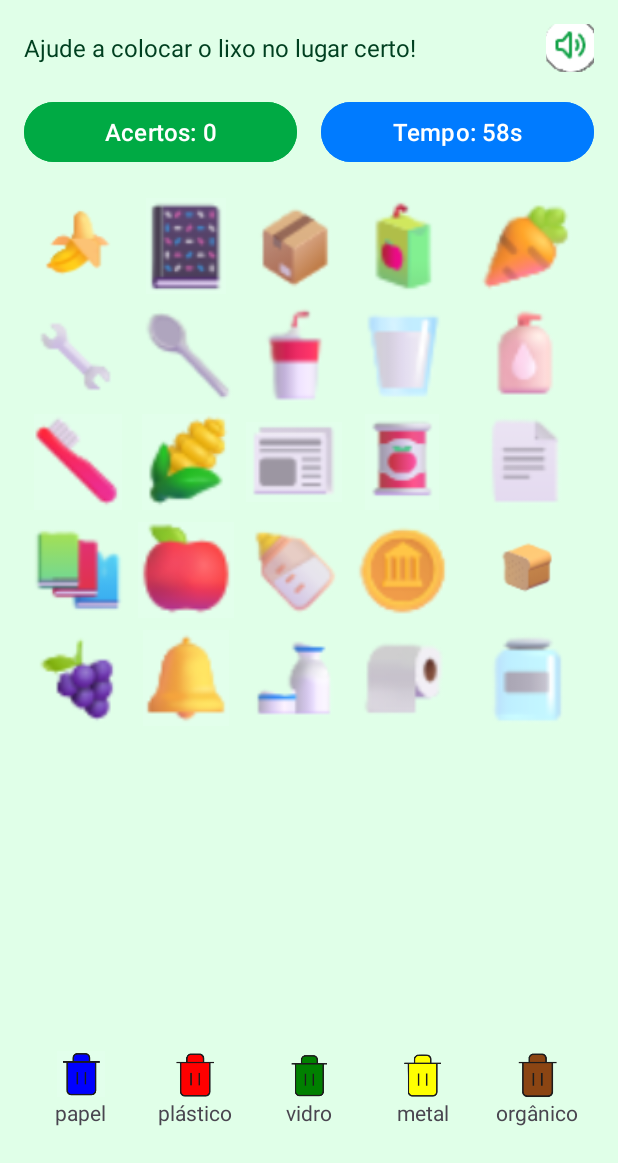
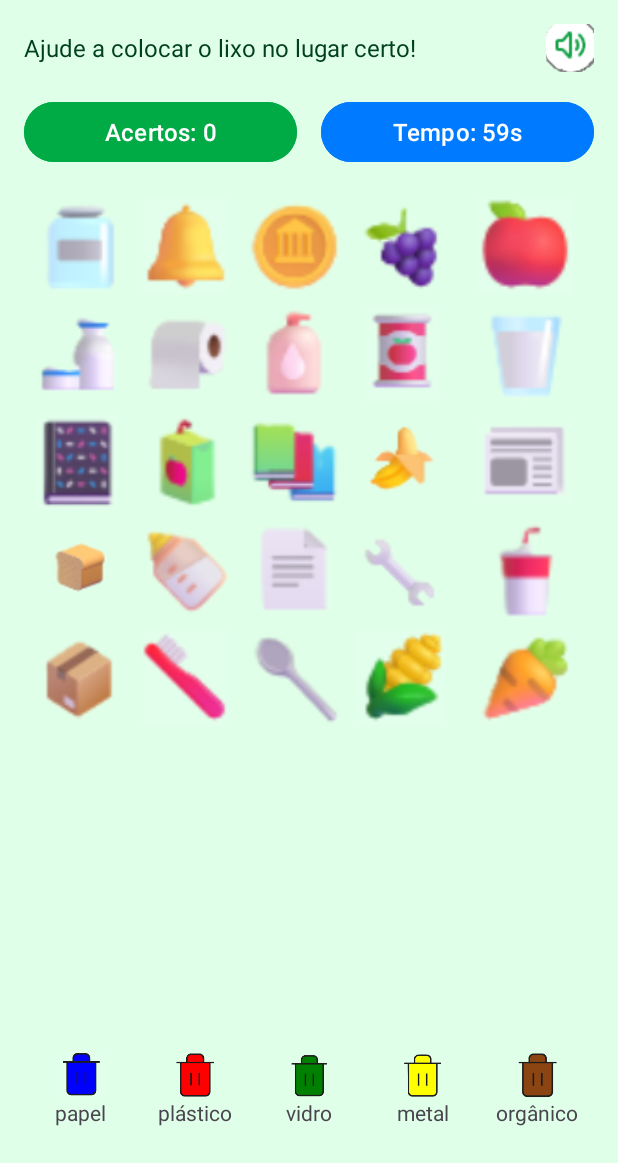
Before and after one commit to antoniopatricio22/EcoKids-Mobile, an Android app: the GameActivity screen opened directly, with no data from a screen before it, on a phone screen of 412 x 824 dp, the part 73-1236 px from its top. Run offline under Robolectric (Android 15) with nearby library versions, the phone set to English and light mode, and no system bars.

Commit message:
Upload de Sons e Ajustes da tela de jogo

```diff
--- a/app/src/main/java/com/example/ecokids_v2/GameActivity.java
+++ b/app/src/main/java/com/example/ecokids_v2/GameActivity.java
@@ -1,40 +1,42 @@
 package com.example.ecokids_v2;
+
+import android.content.Intent;
+import android.content.res.TypedArray;
+import android.media.MediaPlayer;
+import android.os.Bundle;
+import android.os.CountDownTimer;
+import android.view.View;
+import android.widget.Button;
+import android.widget.GridLayout;
+import android.widget.ImageView;
+import android.widget.Toast;
 
 import androidx.appcompat.app.AppCompatActivity;
 
-import android.content.Intent;
-import android.os.Bundle;
-import android.os.CountDownTimer;
-import android.view.View;
-import android.widget.GridLayout;
-import android.widget.ImageView;
-import android.widget.LinearLayout;
-import android.widget.Toast;
-import android.widget.Button;
-
-import java.util.HashMap;
-import java.util.Map;
+import java.util.*;
 
 public class GameActivity extends AppCompatActivity {
 
+    private View selectedItem = null;
+    private String selectedCategory = "";
+    private final Map<Integer, String> drawableToCategory = new HashMap<>();
+    private final List<Integer> drawables = new ArrayList<>();
+    private final Map<View, Integer> viewToDrawable = new HashMap<>();
+
+    private CountDownTimer countDownTimer;
     private Button btnScore, btnTimer;
-    private GridLayout gridItems;
-    private LinearLayout binPaper, binPlastic, binGlass, binMetal, binOrganic;
-
-    private CountDownTimer timer;
-    private int timeLeft = 60; // segundos
     private int score = 0;
 
-    // id do item selecionado
-    private View selectedItem = null;
+    private MediaPlayer soundClick;
+    private MediaPlayer soundCorrect;
 
-    // categoria do item selecionado
-    private String selectedCategory = null;
+    private MediaPlayer soundIncorrect;
 
-    // mapa simples: idView -> categoria (papel, plastico, etc)
-    private final Map<Integer, String> itemCategories = new HashMap<>();
+    private MediaPlayer musicPlayer;
+    private boolean isMusicPlaying = true;
+    private ImageView btnSound;
 
-    private String playerName;
+    private ImageView imgFeedback;
 
     @Override
     protected void onCreate(Bundle savedInstanceState) {
@@ -43,110 +45,162 @@ public class GameActivity extends AppCompatActivity {
 
         btnScore = findViewById(R.id.btnScore);
         btnTimer = findViewById(R.id.btnTimer);
-        gridItems = findViewById(R.id.gridItems);
+        btnSound = findViewById(R.id.btnSound);
 
-        binPaper = findViewById(R.id.binPaper);
-        binPlastic = findViewById(R.id.binPlastic);
-        binGlass = findViewById(R.id.binGlass);
-        binMetal = findViewById(R.id.binMetal);
-        binOrganic = findViewById(R.id.binOrganic);
+        soundClick = MediaPlayer.create(this, R.raw.click_sound);
+        soundCorrect = MediaPlayer.create(this, R.raw.correct_sound);
+        soundIncorrect = MediaPlayer.create(this, R.raw.incorrect_sound);
 
-        playerName = getIntent().getStringExtra("player_name");
+        // Inicializa música de fundo
+        musicPlayer = MediaPlayer.create(this, R.raw.background_music);
+        musicPlayer.setLooping(true);
+        musicPlayer.start();
 
-        setupItems();
-        setupBins();
-        startTimer();
+        btnSound.setOnClickListener(v -> {
+            if (isMusicPlaying) {
+                musicPlayer.pause();
+                btnSound.setImageResource(R.drawable.turn_off_sound);
+            } else {
+                musicPlayer.start();
+                btnSound.setImageResource(R.drawable.turn_on_sound);
+            }
+            isMusicPlaying = !isMusicPlaying;
+        });
+
+        setupDrawableCategoryMap();
+        setupGameBoard();
+        setupBinClickListeners();
+        startGameTimer();
     }
 
-    private void setupItems() {
-        View.OnClickListener itemClickListener = v -> {
-            selectedItem = v;
-            selectedCategory = itemCategories.get(v.getId());
-            Toast.makeText(this, "Item selecionado: " + selectedCategory, Toast.LENGTH_SHORT).show();
-        };
+    private void setupDrawableCategoryMap() {
+        drawableToCategory.put(R.drawable.item_banana, "organico");
+        drawableToCategory.put(R.drawable.item_caderno, "papel");
+        drawableToCategory.put(R.drawable.item_caixa_papelao, "papel");
+        drawableToCategory.put(R.drawable.item_caixinha_suco, "papel");
+        drawableToCategory.put(R.drawable.item_cenoura, "organico");
+        drawableToCategory.put(R.drawable.item_chave_boca, "metal");
+        drawableToCategory.put(R.drawable.item_colher_metal, "metal");
+        drawableToCategory.put(R.drawable.item_copo_descartavel_plastico, "plastico");
+        drawableToCategory.put(R.drawable.item_copo_leite, "plastico");
+        drawableToCategory.put(R.drawable.item_dispenser_plastico, "plastico");
+        drawableToCategory.put(R.drawable.item_escova_dentes, "plastico");
+        drawableToCategory.put(R.drawable.item_espiga_milho, "organico");
+        drawableToCategory.put(R.drawable.item_folha_jornal, "papel");
+        drawableToCategory.put(R.drawable.item_lata_tomate, "metal");
+        drawableToCategory.put(R.drawable.item_folha_papel, "papel");
+        drawableToCategory.put(R.drawable.item_livros, "papel");
+        drawableToCategory.put(R.drawable.item_maca_fruta, "organico");
+        drawableToCategory.put(R.drawable.item_mamadeira, "plastico");
+        drawableToCategory.put(R.drawable.item_moeda, "metal");
+        drawableToCategory.put(R.drawable.item_pao_caixa, "organico");
+        drawableToCategory.put(R.drawable.item_uvas, "organico");
+        drawableToCategory.put(R.drawable.item_sino_dourado, "metal");
+        drawableToCategory.put(R.drawable.item_pote_creme, "plastico");
+        drawableToCategory.put(R.drawable.item_papel_higienico, "papel");
+        drawableToCategory.put(R.drawable.item_pote_vidro, "vidro");
 
-        for (int i = 1; i <= 25; i++) {
-            String itemId = "item" + i;
-            int resId = getResources().getIdentifier(itemId, "id", getPackageName());
-            ImageView item = findViewById(resId);
-            if (item != null) {
-                item.setOnClickListener(itemClickListener);
+        drawables.addAll(drawableToCategory.keySet());
+    }
+
+    private void setupGameBoard() {
+        GridLayout grid = findViewById(R.id.gridItems);
+        List<View> items = new ArrayList<>();
+
+        TypedArray itemIds = getResources().obtainTypedArray(R.array.game_item_ids);
+
+        for (int i = 0; i < itemIds.length(); i++) {
+            int resId = itemIds.getResourceId(i, 0); // Pega o ID do item no array
+            if (resId != 0) {
+                ImageView itemView = findViewById(resId);
+                if (itemView != null) {
+                    items.add(itemView);
+                }
             }
         }
 
-        // Define categorias de exemplo (preencha conforme seu jogo)
-        itemCategories.put(R.id.item1, "organico");
-        itemCategories.put(R.id.item2, "papel");
-        itemCategories.put(R.id.item3, "papel");
-        itemCategories.put(R.id.item4, "papel");
-        itemCategories.put(R.id.item5, "organico");
+        itemIds.recycle();
 
-        itemCategories.put(R.id.item6, "metal");
-        itemCategories.put(R.id.item7, "metal");
-        itemCategories.put(R.id.item8, "plastico");
-        itemCategories.put(R.id.item9, "plastico");
-        itemCategories.put(R.id.item10, "plastico");
+        Collections.shuffle(drawables);
 
-        itemCategories.put(R.id.item11, "plastico");
-        itemCategories.put(R.id.item12, "organico");
-        itemCategories.put(R.id.item13, "papel");
-        itemCategories.put(R.id.item14, "metal");
-        itemCategories.put(R.id.item15, "papel");
+        for (int i = 0; i < items.size(); i++) {
+            ImageView item = (ImageView) items.get(i);
+            int drawable = drawables.get(i);
+            item.setImageResource(drawable);
+            item.setVisibility(View.VISIBLE);
+            viewToDrawable.put(item, drawable);
 
-        itemCategories.put(R.id.item16, "papel");
-        itemCategories.put(R.id.item17, "organico");
-        itemCategories.put(R.id.item18, "plastico");
-        itemCategories.put(R.id.item19, "metal");
-        itemCategories.put(R.id.item20, "organico");
+            item.setOnClickListener(v -> {
+                selectedItem = v;
+                selectedCategory = drawableToCategory.get(viewToDrawable.get(v));
+                if (soundClick != null) soundClick.start();
+            });
+        }
 
-        itemCategories.put(R.id.item21, "organico");
-        itemCategories.put(R.id.item22, "metal");
-        itemCategories.put(R.id.item23, "plastico");
-        itemCategories.put(R.id.item24, "papel");
-        itemCategories.put(R.id.item25, "vidro");
+        Collections.shuffle(items);
+        grid.removeAllViews();
+        for (View view : items) {
+            grid.addView(view);
+        }
     }
 
-    private void setupBins() {
-        View.OnClickListener binClickListener = v -> {
-            if (selectedItem == null || selectedCategory == null) {
-                Toast.makeText(this, "Selecione um item primeiro!", Toast.LENGTH_SHORT).show();
+    private void setupBinClickListeners() {
+        setupBin(R.id.binPaper, "papel");
+        setupBin(R.id.binPlastic, "plastico");
+        setupBin(R.id.binGlass, "vidro");
+        setupBin(R.id.binMetal, "metal");
+        setupBin(R.id.binOrganic, "organico");
+    }
+
+    private void setupBin(int binId, String category) {
+        View bin = findViewById(binId);
+        bin.setOnClickListener(v -> {
+            if (selectedItem == null) {
+                Toast.makeText(this, "Selecione um item primeiro", Toast.LENGTH_SHORT).show();
                 return;
             }
 
-            String binCategory = null;
-            int id = v.getId();
-
-            if (id == R.id.binPaper) binCategory = "papel";
-            else if (id == R.id.binPlastic) binCategory = "plastico";
-            else if (id == R.id.binGlass) binCategory = "vidro";
-            else if (id == R.id.binMetal) binCategory = "metal";
-            else if (id == R.id.binOrganic) binCategory = "organico";
-
-            if (binCategory != null && binCategory.equals(selectedCategory)) {
+            if (selectedCategory.equals(category)) {
+                soundCorrect.start();
                 score++;
                 btnScore.setText("Acertos: " + score);
-                selectedItem.setVisibility(View.INVISIBLE);
+                removeItemAndCollapse(selectedItem);
+                //showFeedback(true);
                 selectedItem = null;
-                selectedCategory = null;
-                Toast.makeText(this, "Acertou!", Toast.LENGTH_SHORT).show();
+                selectedCategory = "";
             } else {
-                Toast.makeText(this, "Ops, lixeira errada!", Toast.LENGTH_SHORT).show();
+                //showFeedback(false);
+                soundIncorrect.start();
+                Toast.makeText(this, "Errado!.", Toast.LENGTH_SHORT).show();
             }
-        };
-
-        binPaper.setOnClickListener(binClickListener);
-        binPlastic.setOnClickListener(binClickListener);
-        binGlass.setOnClickListener(binClickListener);
-        binMetal.setOnClickListener(binClickListener);
-        binOrganic.setOnClickListener(binClickListener);
+        });
     }
 
-    private void startTimer() {
-        timer = new CountDownTimer(timeLeft * 1000L, 1000L) {
+    private void removeItemAndCollapse(View itemToRemove) {
+        GridLayout grid = findViewById(R.id.gridItems);
+        grid.removeView(itemToRemove);
+        viewToDrawable.remove(itemToRemove);
+
+        List<View> remaining = new ArrayList<>();
+        for (int i = 0; i < grid.getChildCount(); i++) {
+            remaining.add(grid.getChildAt(i));
+        }
+
+        grid.removeAllViews();
+        for (View v : remaining) {
+            grid.addView(v);
+        }
+
+        if (remaining.isEmpty()) {
+            endGame(); // vitória
+        }
+    }
+
+    private void startGameTimer() {
+        countDownTimer = new CountDownTimer(60000, 1000) {
             @Override
             public void onTick(long millisUntilFinished) {
-                timeLeft--;
-                btnTimer.setText("Tempo: " + timeLeft + "s");
+                btnTimer.setText("Tempo: " + (millisUntilFinished / 1000) + "s");
             }
 
             @Override
@@ -157,19 +211,42 @@ public class GameActivity extends AppCompatActivity {
         }.start();
     }
 
+    private void showFeedback(boolean correct) {
+        imgFeedback.setImageResource(correct ? R.drawable.thumb_up : R.drawable.sad_face);
+        imgFeedback.setVisibility(View.VISIBLE);
+        imgFeedback.setScaleX(0f);
+        imgFeedback.setScaleY(0f);
+        imgFeedback.animate()
+                .scaleX(1f).scaleY(1f)
+                .setDuration(200)
+                .withEndAction(() -> imgFeedback.postDelayed(() -> {
+                    imgFeedback.animate().scaleX(0f).scaleY(0f)
+                            .setDuration(200)
+                            .withEndAction(() -> imgFeedback.setVisibility(View.GONE))
+                            .start();
+                }, 500))
+                .start();
+    }
+
+
     private void endGame() {
-        if (timer != null) timer.cancel();
+        if (countDownTimer != null) countDownTimer.cancel();
 
         Intent intent = new Intent(GameActivity.this, ScoreActivity.class);
-        intent.putExtra("player_name", playerName);
         intent.putExtra("score", score);
         startActivity(intent);
-        finish();
+        finish(); // fecha a partida atual
     }
 
     @Override
     protected void onDestroy() {
+        if (soundClick != null) soundClick.release();
+        if (soundCorrect != null) soundCorrect.release();
+        if (countDownTimer != null) countDownTimer.cancel();
+        if (musicPlayer != null) {
+            musicPlayer.stop();
+            musicPlayer.release();
+        }
         super.onDestroy();
-        if (timer != null) timer.cancel();
     }
 }
--- a/app/src/main/java/com/example/ecokids_v2/ScoreActivity.java
+++ b/app/src/main/java/com/example/ecokids_v2/ScoreActivity.java
@@ -2,7 +2,9 @@ package com.example.ecokids_v2;
 
 import androidx.appcompat.app.AppCompatActivity;
 
+import android.content.Intent;
 import android.os.Bundle;
+import android.widget.Button;
 import android.widget.TextView;
 
 public class ScoreActivity extends AppCompatActivity {
@@ -30,5 +32,13 @@ public class ScoreActivity extends AppCompatActivity {
         } else {
             tvUnlockedAchievements.setText("Nenhuma conquista desbloqueada ainda.");
         }
+
+        Button btnRestart = findViewById(R.id.btnRestart);
+        btnRestart.setOnClickListener(v -> {
+            Intent intent = new Intent(ScoreActivity.this, GameActivity.class);
+            startActivity(intent);
+            finish();
+        });
+
     }
 }
--- a/app/src/main/res/layout/activity_game.xml
+++ b/app/src/main/res/layout/activity_game.xml
@@ -90,6 +90,15 @@
             android:textSize="16sp" />
     </LinearLayout>
 
+    <ImageView
+        android:id="@+id/imgFeedback"
+        android:layout_width="72dp"
+        android:layout_height="72dp"
+        android:layout_gravity="center"
+        android:layout_marginBottom="8dp"
+        android:src="@drawable/thumb_up"
+        android:visibility="gone" />
+
     <!-- Grid de itens -->
     <GridLayout
         android:id="@+id/gridItems"
@@ -108,8 +117,6 @@
             android:id="@+id/item1"
             android:layout_width="64dp"
             android:layout_height="64dp"
-            android:layout_row="0"
-            android:layout_column="0"
             android:layout_gravity="center"
             android:layout_margin="4dp"
             android:adjustViewBounds="true"
@@ -120,8 +127,7 @@
             android:id="@+id/item2"
             android:layout_width="64dp"
             android:layout_height="64dp"
-            android:layout_row="0"
-            android:layout_column="1"
+
             android:layout_gravity="center"
             android:layout_margin="4dp"
             android:adjustViewBounds="true"
@@ -132,8 +138,7 @@
             android:id="@+id/item3"
             android:layout_width="64dp"
             android:layout_height="64dp"
-            android:layout_row="0"
-            android:layout_column="2"
+
             android:layout_gravity="center"
             android:layout_margin="4dp"
             android:adjustViewBounds="true"
@@ -144,8 +149,7 @@
             android:id="@+id/item4"
             android:layout_width="64dp"
             android:layout_height="64dp"
-            android:layout_row="0"
-            android:layout_column="3"
+
             android:layout_gravity="center"
             android:layout_margin="4dp"
             android:adjustViewBounds="true"
@@ -156,8 +160,7 @@
             android:id="@+id/item5"
             android:layout_width="64dp"
             android:layout_height="64dp"
-            android:layout_row="0"
-            android:layout_column="4"
+
             android:layout_gravity="center"
             android:layout_margin="4dp"
             android:adjustViewBounds="true"
@@ -169,8 +172,7 @@
             android:id="@+id/item6"
             android:layout_width="64dp"
             android:layout_height="64dp"
-            android:layout_row="1"
-            android:layout_column="0"
+
             android:layout_gravity="center"
             android:layout_margin="4dp"
             android:adjustViewBounds="true"
@@ -181,8 +183,7 @@
             android:id="@+id/item7"
             android:layout_width="64dp"
             android:layout_height="64dp"
-            android:layout_row="1"
-            android:layout_column="1"
+
             android:layout_gravity="center"
             android:layout_margin="4dp"
             android:adjustViewBounds="true"
@@ -193,8 +194,7 @@
             android:id="@+id/item8"
             android:layout_width="64dp"
             android:layout_height="64dp"
-            android:layout_row="1"
-            android:layout_column="2"
+
             android:layout_gravity="center"
             android:layout_margin="4dp"
             android:adjustViewBounds="true"
@@ -205,8 +205,7 @@
             android:id="@+id/item9"
             android:layout_width="64dp"
             android:layout_height="64dp"
-            android:layout_row="1"
-            android:layout_column="3"
+
             android:layout_gravity="center"
             android:layout_margin="4dp"
             android:adjustViewBounds="true"
@@ -217,8 +216,7 @@
             android:id="@+id/item10"
             android:layout_width="64dp"
             android:layout_height="64dp"
-            android:layout_row="1"
-            android:layout_column="4"
+
             android:layout_gravity="center"
             android:layout_margin="4dp"
             android:adjustViewBounds="true"
@@ -229,8 +227,7 @@
             android:id="@+id/item11"
             android:layout_width="64dp"
             android:layout_height="64dp"
-            android:layout_row="2"
-            android:layout_column="0"
+
             android:layout_gravity="center"
             android:layout_margin="4dp"
             android:adjustViewBounds="true"
@@ -241,8 +238,7 @@
             android:id="@+id/item12"
             android:layout_width="64dp"
             android:layout_height="64dp"
-            android:layout_row="2"
-            android:layout_column="1"
+
             android:layout_gravity="center"
             android:layout_margin="4dp"
             android:adjustViewBounds="true"
@@ -253,8 +249,7 @@
             android:id="@+id/item13"
             android:layout_width="64dp"
             android:layout_height="64dp"
-            android:layout_row="2"
-            android:layout_column="2"
+
             android:layout_gravity="center"
             android:layout_margin="4dp"
             android:adjustViewBounds="true"
@@ -265,8 +260,7 @@
             android:id="@+id/item14"
             android:layout_width="64dp"
             android:layout_height="64dp"
-            android:layout_row="2"
-            android:layout_column="3"
+
             android:layout_gravity="center"
             android:layout_margin="4dp"
             android:adjustViewBounds="true"
@@ -277,8 +271,7 @@
             android:id="@+id/item15"
             android:layout_width="64dp"
             android:layout_height="64dp"
-            android:layout_row="2"
-            android:layout_column="4"
+
             android:layout_gravity="center"
             android:layout_margin="4dp"
             android:adjustViewBounds="true"
@@ -290,8 +283,7 @@
             android:id="@+id/item16"
             android:layout_width="64dp"
             android:layout_height="64dp"
-            android:layout_row="3"
-            android:layout_column="0"
+
             android:layout_gravity="center"
             android:layout_margin="4dp"
             android:adjustViewBounds="true"
@@ -302,8 +294,7 @@
             android:id="@+id/item17"
             android:layout_width="64dp"
             android:layout_height="64dp"
-            android:layout_row="3"
-            android:layout_column="1"
+
             android:layout_gravity="center"
             android:layout_margin="4dp"
             android:adjustViewBounds="true"
@@ -314,8 +305,7 @@
             android:id="@+id/item18"
             android:layout_width="64dp"
             android:layout_height="64dp"
-            android:layout_row="3"
-            android:layout_column="2"
+
             android:layout_gravity="center"
             android:layout_margin="4dp"
             android:adjustViewBounds="true"
@@ -326,8 +316,7 @@
             android:id="@+id/item19"
             android:layout_width="64dp"
             android:layout_height="64dp"
-            android:layout_row="3"
-            android:layout_column="3"
+
             android:layout_gravity="center"
             android:layout_margin="4dp"
             android:adjustViewBounds="true"
@@ -338,8 +327,7 @@
             android:id="@+id/item20"
             android:layout_width="64dp"
             android:layout_height="64dp"
-            android:layout_row="3"
-            android:layout_column="4"
+
             android:layout_gravity="center"
             android:layout_margin="4dp"
             android:adjustViewBounds="true"
@@ -351,8 +339,7 @@
             android:id="@+id/item21"
             android:layout_width="64dp"
             android:layout_height="64dp"
-            android:layout_row="4"
-            android:layout_column="0"
+
             android:layout_gravity="center"
             android:layout_margin="4dp"
             android:adjustViewBounds="true"
@@ -363,8 +350,7 @@
             android:id="@+id/item22"
             android:layout_width="64dp"
             android:layout_height="64dp"
-            android:layout_row="4"
-            android:layout_column="1"
+
             android:layout_gravity="center"
             android:layout_margin="4dp"
             android:adjustViewBounds="true"
@@ -375,8 +361,7 @@
             android:id="@+id/item23"
             android:layout_width="64dp"
             android:layout_height="64dp"
-            android:layout_row="4"
-            android:layout_column="2"
+
             android:layout_gravity="center"
             android:layout_margin="4dp"
             android:adjustViewBounds="true"
@@ -387,8 +372,7 @@
             android:id="@+id/item24"
             android:layout_width="64dp"
             android:layout_height="64dp"
-            android:layout_row="4"
-            android:layout_column="3"
+
             android:layout_gravity="center"
             android:layout_margin="4dp"
             android:adjustViewBounds="true"
@@ -399,8 +383,7 @@
             android:id="@+id/item25"
             android:layout_width="64dp"
             android:layout_height="64dp"
-            android:layout_row="4"
-            android:layout_column="4"
+
             android:layout_gravity="center"
             android:layout_margin="4dp"
             android:adjustViewBounds="true"
--- a/app/src/main/res/layout/activity_score.xml
+++ b/app/src/main/res/layout/activity_score.xml
@@ -78,6 +78,17 @@
                 android:text="Nenhuma conquista desbloqueada ainda."
                 android:layout_marginTop="16dp"
                 android:textColor="@color/eco_text_dark" />
+
+            <Button
+                android:id="@+id/btnRestart"
+                android:layout_width="match_parent"
+                android:layout_height="wrap_content"
+                android:layout_marginTop="24dp"
+                android:text="Jogar Novamente"
+                android:textSize="18sp"
+                android:textColor="@android:color/white"
+                android:backgroundTint="@color/eco_score_green" />
+
         </LinearLayout>
     </LinearLayout>
 
--- /dev/null
+++ b/app/src/main/res/values/arrays.xml
@@ -0,0 +1,30 @@
+<?xml version="1.0" encoding="utf-8"?>
+<resources>
+    <integer-array name="game_item_ids">
+        <item>@id/item1</item>
+        <item>@id/item2</item>
+        <item>@id/item3</item>
+        <item>@id/item4</item>
+        <item>@id/item5</item>
+        <item>@id/item6</item>
+        <item>@id/item7</item>
+        <item>@id/item8</item>
+        <item>@id/item9</item>
+        <item>@id/item10</item>
+        <item>@id/item11</item>
+        <item>@id/item12</item>
+        <item>@id/item13</item>
+        <item>@id/item14</item>
+        <item>@id/item15</item>
+        <item>@id/item16</item>
+        <item>@id/item17</item>
+        <item>@id/item18</item>
+        <item>@id/item19</item>
+        <item>@id/item20</item>
+        <item>@id/item21</item>
+        <item>@id/item22</item>
+        <item>@id/item23</item>
+        <item>@id/item24</item>
+        <item>@id/item25</item>
+    </integer-array>
+</resources>
```
Also changed, not shown: app/src/main/res/drawable/sad_face.png (added), app/src/main/res/drawable/thumb_up.png (added), 4 other files.
